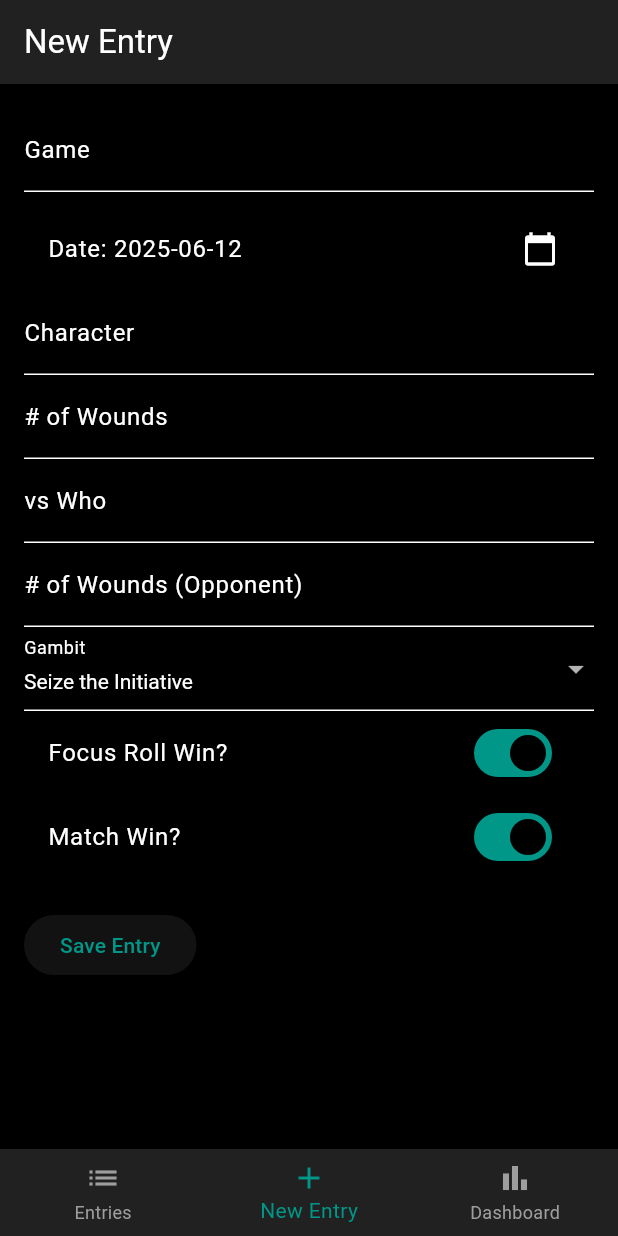
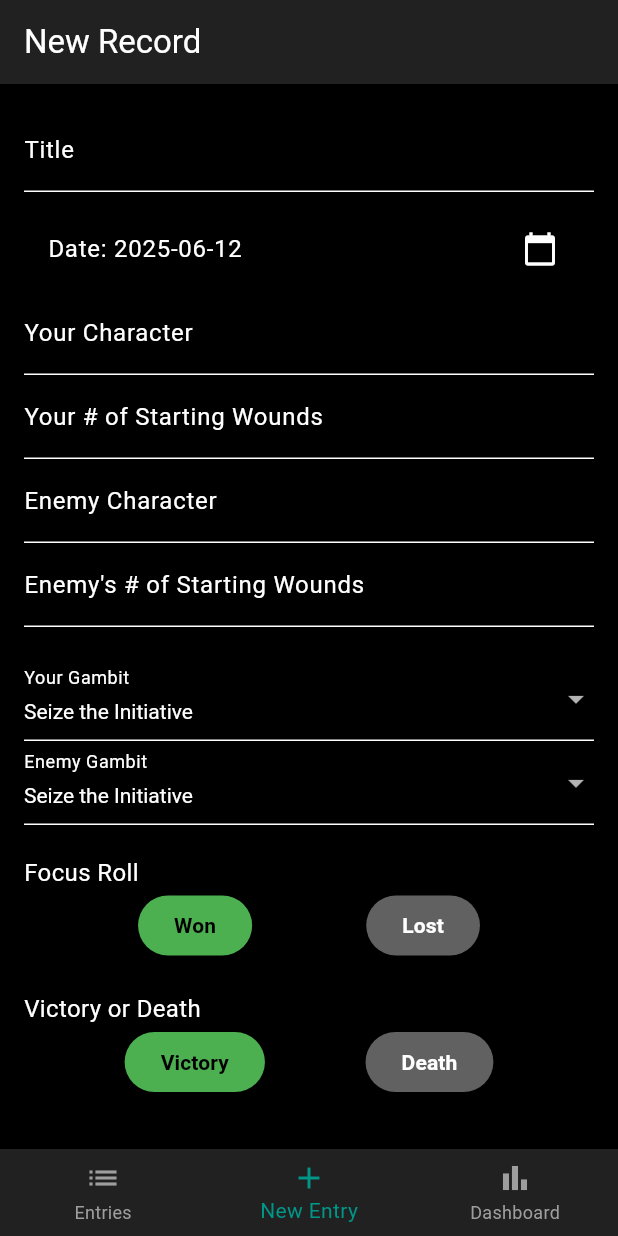
Before and after one commit to MrTovarish/Horus-Heresy-Challenges-App, a Flutter app: the screen it shows after launch, item 2 of the bottom bar chosen, on a phone screen of 412 x 824 dp. Run offline on Flutter 3.47's test engine with Material 3 defaults, Android fonts, the light colour scheme and no system bars; our stand-ins replace fl_chart, hive, hive_flutter; accounts and stored records are empty.

Commit message:
push for Jesse

```diff
--- a/lib/models/entry_model.dart
+++ b/lib/models/entry_model.dart
@@ -31,6 +31,9 @@ class Entry extends HiveObject {
   @HiveField(8)
   late bool matchWin;
 
+  @HiveField(9)
+  late String opponentGambit;
+
   Entry({
     required this.game,
     required this.date,
@@ -41,5 +44,6 @@ class Entry extends HiveObject {
     required this.gambit,
     required this.focusRollWin,
     required this.matchWin,
+    required this.opponentGambit,
   });
 }
--- a/lib/screens/entry_form_screen.dart
+++ b/lib/screens/entry_form_screen.dart
@@ -20,7 +20,8 @@ class _EntryFormScreenState extends State<EntryFormScreen> {
   final _opponentWoundsController = TextEditingController();
 
   DateTime _selectedDate = DateTime.now();
-  String _selectedGambit = 'Seize the Initiative';
+  String _playerGambit = 'Seize the Initiative';
+  String _opponentGambit = 'Seize the Initiative';
   bool _focusRollWin = true;
   bool _matchWin = true;
 
@@ -33,16 +34,29 @@ class _EntryFormScreenState extends State<EntryFormScreen> {
         playerWounds: int.parse(_playerWoundsController.text),
         opponent: _opponentController.text,
         opponentWounds: int.parse(_opponentWoundsController.text),
-        gambit: _selectedGambit,
+        gambit: _playerGambit, // still only storing the player's gambit
         focusRollWin: _focusRollWin,
         matchWin: _matchWin,
+        opponentGambit: _opponentGambit,
       );
 
       final box = Hive.box<Entry>('entries');
       box.add(newEntry);
 
       widget.onEntrySaved();
-      Navigator.pop(context);
+
+      _gameController.clear();
+      _characterController.clear();
+      _opponentController.clear();
+      _playerWoundsController.clear();
+      _opponentWoundsController.clear();
+      _selectedDate = DateTime.now();
+      _playerGambit = 'Seize the Initiative';
+      _opponentGambit = 'Seize the Initiative';
+      _focusRollWin = true;
+      _matchWin = true;
+
+      setState(() {});
     }
   }
 
@@ -62,10 +76,17 @@ class _EntryFormScreenState extends State<EntryFormScreen> {
 
   @override
   Widget build(BuildContext context) {
+    final gambitOptions = [
+      'Seize the Initiative',
+      'Flurry of Blows',
+      'Feint and Riposte',
+      'Finishing Blow'
+    ];
+
     return Scaffold(
       backgroundColor: Colors.black,
       appBar: AppBar(
-        title: Text('New Entry'),
+        title: Text('New Record'),
         backgroundColor: Colors.grey[900],
       ),
       body: Padding(
@@ -78,69 +99,113 @@ class _EntryFormScreenState extends State<EntryFormScreen> {
               children: [
                 TextFormField(
                   controller: _gameController,
-                  decoration: InputDecoration(labelText: 'Game'),
+                  decoration: InputDecoration(labelText: 'Title'),
                   style: TextStyle(color: Colors.white),
-                  validator: (value) => value!.isEmpty ? 'Enter a game name' : null,
+                  validator: (value) => value!.isEmpty ? 'Enter a title' : null,
                 ),
                 SizedBox(height: 10),
                 ListTile(
-                  title: Text("Date: ${_selectedDate.toLocal().toString().split(' ')[0]}", style: TextStyle(color: Colors.white)),
+                  title: Text(
+                    "Date: ${_selectedDate.toLocal().toString().split(' ')[0]}",
+                    style: TextStyle(color: Colors.white),
+                  ),
                   trailing: Icon(Icons.calendar_today, color: Colors.white),
                   onTap: _pickDate,
                 ),
                 TextFormField(
                   controller: _characterController,
-                  decoration: InputDecoration(labelText: 'Character'),
+                  decoration: InputDecoration(labelText: 'Your Character'),
                   style: TextStyle(color: Colors.white),
-                  validator: (value) => value!.isEmpty ? 'Enter a character name' : null,
+                  validator: (value) => value!.isEmpty ? 'Enter your character' : null,
                 ),
                 TextFormField(
                   controller: _playerWoundsController,
                   keyboardType: TextInputType.number,
-                  decoration: InputDecoration(labelText: '# of Wounds'),
+                  decoration: InputDecoration(labelText: 'Your # of Starting Wounds'),
                   style: TextStyle(color: Colors.white),
-                  validator: (value) => value!.isEmpty ? 'Enter # of wounds' : null,
+                  validator: (value) => value!.isEmpty ? 'Enter your wounds' : null,
                 ),
                 TextFormField(
                   controller: _opponentController,
-                  decoration: InputDecoration(labelText: 'vs Who'),
+                  decoration: InputDecoration(labelText: 'Enemy Character'),
                   style: TextStyle(color: Colors.white),
-                  validator: (value) => value!.isEmpty ? 'Enter opponent name' : null,
+                  validator: (value) => value!.isEmpty ? 'Enter enemy character' : null,
                 ),
                 TextFormField(
                   controller: _opponentWoundsController,
                   keyboardType: TextInputType.number,
-                  decoration: InputDecoration(labelText: '# of Wounds (Opponent)'),
+                  decoration: InputDecoration(labelText: "Enemy's # of Starting Wounds"),
                   style: TextStyle(color: Colors.white),
-                  validator: (value) => value!.isEmpty ? 'Enter opponent wounds' : null,
+                  validator: (value) => value!.isEmpty ? 'Enter enemy wounds' : null,
                 ),
+
+                // GAMBIT SECTION
+                SizedBox(height: 20),
                 DropdownButtonFormField<String>(
-                  value: _selectedGambit,
-                  items: [
-                    'Seize the Initiative',
-                    'Flurry of Blows',
-                    'Feint and Riposte',
-                    'Finishing Blow'
-                  ].map((g) => DropdownMenuItem(value: g, child: Text(g))).toList(),
-                  onChanged: (value) => setState(() => _selectedGambit = value!),
-                  decoration: InputDecoration(labelText: 'Gambit'),
+                  value: _playerGambit,
+                  items: gambitOptions
+                      .map((g) => DropdownMenuItem(value: g, child: Text(g)))
+                      .toList(),
+                  onChanged: (value) => setState(() => _playerGambit = value!),
+                  decoration: InputDecoration(labelText: 'Your Gambit'),
                   dropdownColor: Colors.grey[900],
                   style: TextStyle(color: Colors.white),
                 ),
-                SwitchListTile(
-                  title: Text('Focus Roll Win?', style: TextStyle(color: Colors.white)),
-                  value: _focusRollWin,
-                  onChanged: (val) => setState(() => _focusRollWin = val),
+                DropdownButtonFormField<String>(
+                  value: _opponentGambit,
+                  items: gambitOptions
+                      .map((g) => DropdownMenuItem(value: g, child: Text(g)))
+                      .toList(),
+                  onChanged: (value) => setState(() => _opponentGambit = value!),
+                  decoration: InputDecoration(labelText: 'Enemy Gambit'),
+                  dropdownColor: Colors.grey[900],
+                  style: TextStyle(color: Colors.white),
                 ),
-                SwitchListTile(
-                  title: Text('Match Win?', style: TextStyle(color: Colors.white)),
-                  value: _matchWin,
-                  onChanged: (val) => setState(() => _matchWin = val),
+
+                SizedBox(height: 20),
+                Text('Focus Roll', style: TextStyle(color: Colors.white, fontSize: 16)),
+                Row(
+                  mainAxisAlignment: MainAxisAlignment.spaceEvenly,
+                  children: [
+                    _buildColoredButton(
+                      label: 'Won',
+                      selected: _focusRollWin == true,
+                      selectedColor: Colors.green,
+                      onTap: () => setState(() => _focusRollWin = true),
+                    ),
+                    _buildColoredButton(
+                      label: 'Lost',
+                      selected: _focusRollWin == false,
+                      selectedColor: Colors.red[900]!,
+                      onTap: () => setState(() => _focusRollWin = false),
+                    ),
+                  ],
                 ),
                 SizedBox(height: 20),
-                ElevatedButton(
-                  onPressed: _submitForm,
-                  child: Text('Save Entry'),
+                Text('Victory or Death', style: TextStyle(color: Colors.white, fontSize: 16)),
+                Row(
+                  mainAxisAlignment: MainAxisAlignment.spaceEvenly,
+                  children: [
+                    _buildColoredButton(
+                      label: 'Victory',
+                      selected: _matchWin == true,
+                      selectedColor: Colors.green,
+                      onTap: () => setState(() => _matchWin = true),
+                    ),
+                    _buildColoredButton(
+                      label: 'Death',
+                      selected: _matchWin == false,
+                      selectedColor: Colors.red[900]!,
+                      onTap: () => setState(() => _matchWin = false),
+                    ),
+                  ],
+                ),
+                SizedBox(height: 30),
+                Center(
+                  child: ElevatedButton(
+                    onPressed: _submitForm,
+                    child: Text('Save Record'),
+                  ),
                 ),
               ],
             ),
@@ -149,4 +214,25 @@ class _EntryFormScreenState extends State<EntryFormScreen> {
       ),
     );
   }
+
+  Widget _buildColoredButton({
+    required String label,
+    required bool selected,
+    required Color selectedColor,
+    required VoidCallback onTap,
+  }) {
+    return ElevatedButton(
+      onPressed: onTap,
+      style: ElevatedButton.styleFrom(
+        backgroundColor: selected ? selectedColor : Colors.grey[700],
+      ),
+      child: Text(
+        label,
+        style: TextStyle(
+          color: selected ? Colors.black : Colors.white,
+          fontWeight: FontWeight.bold,
+        ),
+      ),
+    );
+  }
 }
```
Also changed, not shown: lib/screens/dashboard_screen.dart (+99 -35 lines), lib/models/entry_model.g.dart, pubspec.lock, 2 other files.
